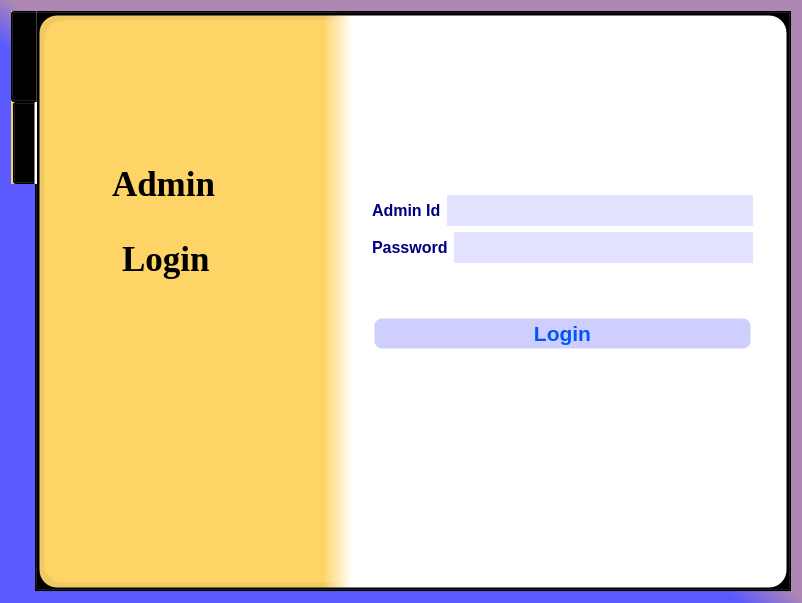
Before: the Qt Designer form login.ui in iamroHit12/BankMangement, drawn with Qt 5.
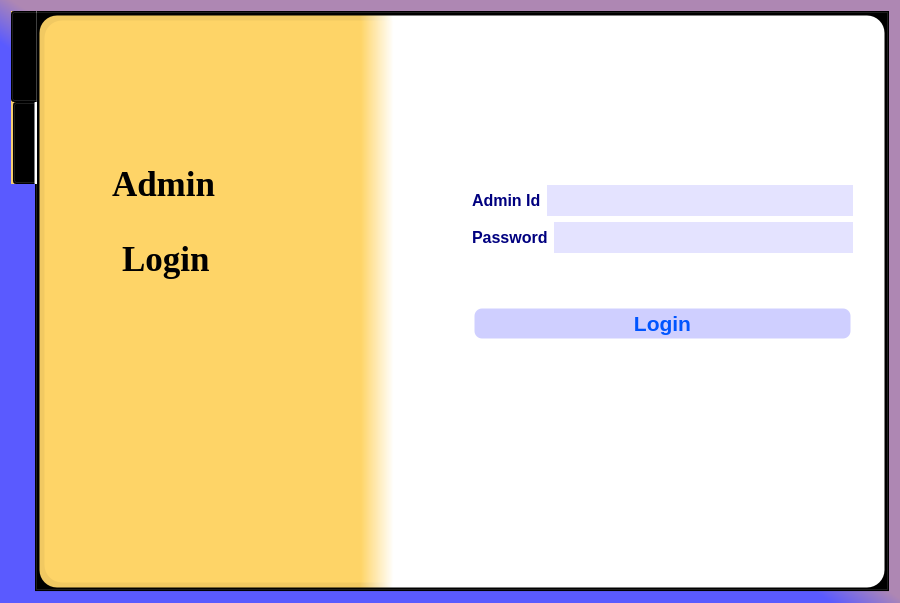
After: the same form once the commit is applied. The open tabs and pages were chosen to show the change.

Diff of the .ui file:
```diff
--- a/login.ui
+++ b/login.ui
@@ -6,7 +6,7 @@
    <rect>
     <x>0</x>
     <y>0</y>
-    <width>802</width>
+    <width>900</width>
     <height>603</height>
    </rect>
   </property>
@@ -40,8 +40,8 @@
       <widget class="QWidget" name="widget" native="true">
        <property name="geometry">
         <rect>
-         <x>330</x>
-         <y>130</y>
+         <x>430</x>
+         <y>120</y>
          <width>381</width>
          <height>251</height>
         </rect>
@@ -158,7 +158,7 @@
         <rect>
          <x>70</x>
          <y>140</y>
-         <width>141</width>
+         <width>191</width>
          <height>51</height>
         </rect>
        </property>
@@ -183,7 +183,7 @@
         <rect>
          <x>80</x>
          <y>210</y>
-         <width>121</width>
+         <width>181</width>
          <height>61</height>
         </rect>
        </property>
```
Left out of the diff: 10 changed lines with no effect on the pictures.
